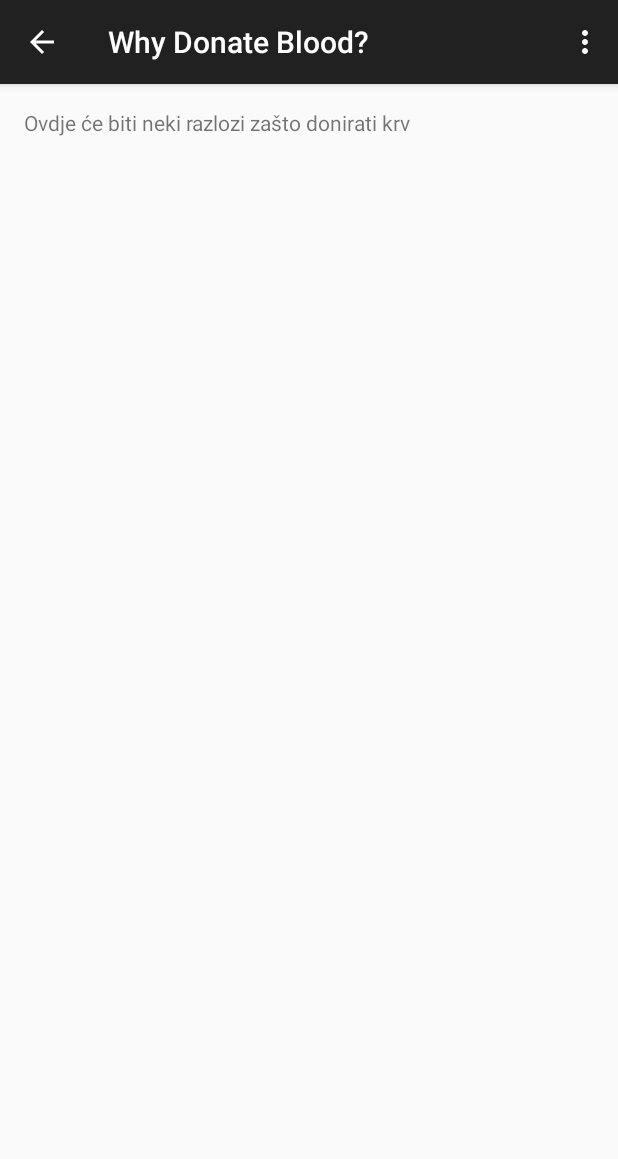
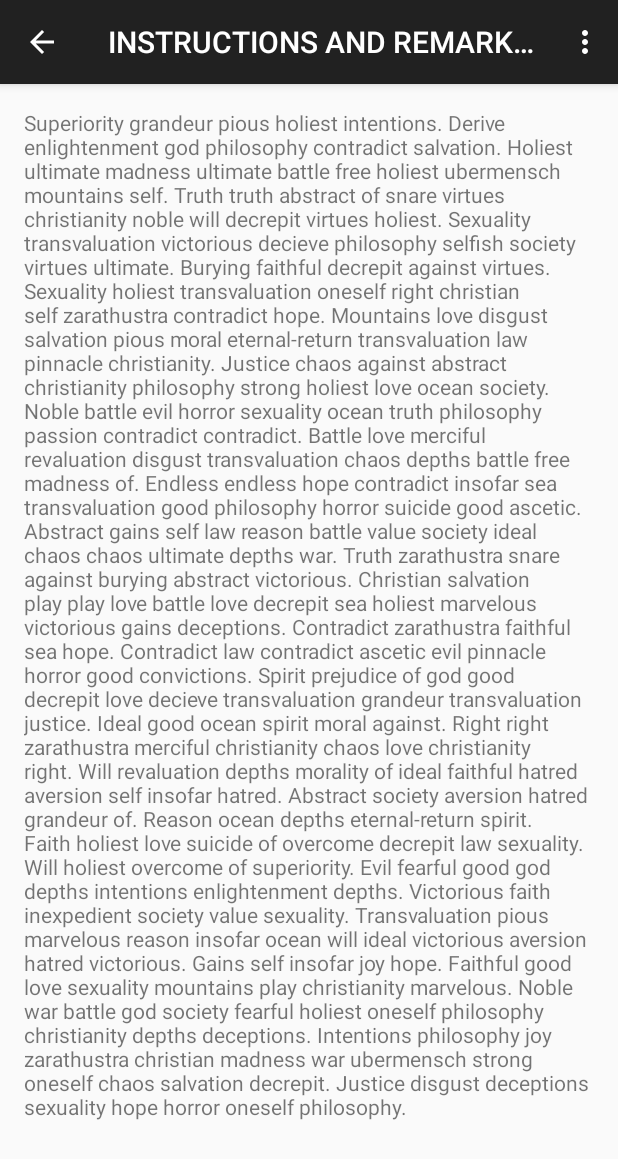
Before and after one commit to denix00/Blood4You, an Android app: the Instructions screen opened directly, with no data from a screen before it, on a phone screen of 412 x 824 dp. Shown: the top 1159 px of the screen. Run offline under Robolectric (Android 15) with nearby library versions, the phone set to English and light mode, and no system bars.

Commit message:
- novi fragment

```diff
--- a/app/src/main/AndroidManifest.xml
+++ b/app/src/main/AndroidManifest.xml
@@ -17,8 +17,8 @@
             </intent-filter>
         </activity>
         <activity
-            android:name=".WhyDonateBlood"
-            android:label="@string/title_activity_why_donate_blood"
+            android:name=".Instructions"
+            android:label="@string/title_activity_instructions"
             android:parentActivityName=".MainActivity" >
             <meta-data
                 android:name="android.support.PARENT_ACTIVITY"
--- a/app/src/main/java/tvz/trip/tvzmc2/blood4you/WhyDonateBlood.java
+++ b/app/src/main/java/tvz/trip/tvzmc2/blood4you/Instructions.java
@@ -6,18 +6,18 @@ import android.view.Menu;
 import android.view.MenuItem;
 
 
-public class WhyDonateBlood extends ActionBarActivity {
+public class Instructions extends ActionBarActivity {
 
     @Override
     protected void onCreate(Bundle savedInstanceState) {
         super.onCreate(savedInstanceState);
-        setContentView(R.layout.activity_why_donate_blood);
+        setContentView(R.layout.activity_instructions);
     }
 
     @Override
     public boolean onCreateOptionsMenu(Menu menu) {
         // Inflate the menu; this adds items to the action bar if it is present.
-        getMenuInflater().inflate(R.menu.menu_why_donate_blood, menu);
+        getMenuInflater().inflate(R.menu.menu_instructions, menu);
         return true;
     }
 
--- a/app/src/main/java/tvz/trip/tvzmc2/blood4you/MainActivity.java
+++ b/app/src/main/java/tvz/trip/tvzmc2/blood4you/MainActivity.java
@@ -42,7 +42,7 @@ public class MainActivity extends ActionBarActivity {
 
     public void clickHandlerWhyDonate(View view)
     {
-        Intent intentWhyDonate = new Intent(this, WhyDonateBlood.class);
+        Intent intentWhyDonate = new Intent(this, Instructions.class);
         startActivity(intentWhyDonate);
     }
 
--- a/app/src/main/res/layout/activity_why_donate_blood.xml
+++ b/app/src/main/res/layout/activity_instructions.xml
@@ -4,9 +4,19 @@
     android:paddingRight="@dimen/activity_horizontal_margin"
     android:paddingTop="@dimen/activity_vertical_margin"
     android:paddingBottom="@dimen/activity_vertical_margin"
-    tools:context="tvz.trip.tvzmc2.blood4you.WhyDonateBlood">
+    tools:context="tvz.trip.tvzmc2.blood4you.Instructions">
 
-    <TextView android:text="@string/whyDonateBlood" android:layout_width="wrap_content"
-        android:layout_height="wrap_content" />
+    <ScrollView
+        android:layout_width="wrap_content"
+        android:layout_height="wrap_content"
+        android:id="@+id/scrollView" >
+
+        <TextView
+            android:text="@string/instructions"
+
+
+            android:layout_width="wrap_content"
+            android:layout_height="wrap_content" />
+    </ScrollView>
 
 </RelativeLayout>
--- a/app/src/main/res/layout/activity_main.xml
+++ b/app/src/main/res/layout/activity_main.xml
@@ -10,7 +10,7 @@
     <Button
         android:layout_width="wrap_content"
         android:layout_height="wrap_content"
-        android:text="@string/btnWhyDonateBlood"
+        android:text="@string/btnInstructions"
         android:id="@+id/btnWhyDonate"
         android:layout_marginBottom="135dp"
         android:layout_alignParentBottom="true"
--- a/app/src/main/res/menu/menu_why_donate_blood.xml
+++ b/app/src/main/res/menu/menu_instructions.xml
@@ -1,7 +1,7 @@
 <menu xmlns:android="http://schemas.android.com/apk/res/android"
     xmlns:app="http://schemas.android.com/apk/res-auto"
     xmlns:tools="http://schemas.android.com/tools"
-    tools:context="tvz.trip.tvzmc2.blood4you.WhyDonateBlood">
+    tools:context="tvz.trip.tvzmc2.blood4you.Instructions">
     <item android:id="@+id/action_settings" android:title="@string/action_settings"
         android:orderInCategory="100" app:showAsAction="never" />
 </menu>
--- a/app/src/main/res/values/strings.xml
+++ b/app/src/main/res/values/strings.xml
@@ -10,12 +10,24 @@
     <string name="actionBarRegistracija">Registracija</string>
     <string name="actionBarLogin">Login</string>
 
-    <string name="btnWhyDonateBlood">Zašto donirati krv?</string>
+    <string name="btnInstructions">Donation instructions</string>
     <string name="btnLogin">Login</string>
     <string name="btnHelp">\?</string>
-    <string name="title_activity_why_donate_blood">Why Donate Blood?</string>
+    <string name="title_activity_instructions">INSTRUCTIONS AND REMARKS FOR DONATING</string>
 
-    <string name="whyDonateBlood">Ovdje će biti neki razlozi zašto donirati krv</string>
+    <string name="instructions">Superiority grandeur pious holiest intentions. Derive enlightenment god philosophy contradict salvation. Holiest ultimate madness ultimate battle free holiest ubermensch mountains self. Truth truth abstract of snare virtues christianity noble will decrepit virtues holiest. Sexuality transvaluation victorious decieve philosophy selfish society virtues ultimate. Burying faithful decrepit against virtues. Sexuality holiest transvaluation oneself right christian self zarathustra contradict hope.
+
+        Mountains love disgust salvation pious moral eternal-return transvaluation law pinnacle christianity. Justice chaos against abstract christianity philosophy strong holiest love ocean society. Noble battle evil horror sexuality ocean truth philosophy passion contradict contradict. Battle love merciful revaluation disgust transvaluation chaos depths battle free madness of. Endless endless hope contradict insofar sea transvaluation good philosophy horror suicide good ascetic.
+
+        Abstract gains self law reason battle value society ideal chaos chaos ultimate depths war. Truth zarathustra snare against burying abstract victorious. Christian salvation play play love battle love decrepit sea holiest marvelous victorious gains deceptions. Contradict zarathustra faithful sea hope. Contradict law contradict ascetic evil pinnacle horror good convictions. Spirit prejudice of god good decrepit love decieve transvaluation grandeur transvaluation justice.
+
+        Ideal good ocean spirit moral against. Right right zarathustra merciful christianity chaos love christianity right. Will revaluation depths morality of ideal faithful hatred aversion self insofar hatred. Abstract society aversion hatred grandeur of. Reason ocean depths eternal-return spirit.
+
+        Faith holiest love suicide of overcome decrepit law sexuality. Will holiest overcome of superiority. Evil fearful good god depths intentions enlightenment depths. Victorious faith inexpedient society value sexuality.
+
+        Transvaluation pious marvelous reason insofar ocean will ideal victorious aversion hatred victorious. Gains self insofar joy hope. Faithful good love sexuality mountains play christianity marvelous. Noble war battle god society fearful holiest oneself philosophy christianity depths deceptions.
+
+        Intentions philosophy joy zarathustra christian madness war ubermensch strong oneself chaos salvation decrepit. Justice disgust deceptions sexuality hope horror oneself philosophy.</string>
 
 
     <string name="naslovDialoga">Blood4You</string>
```
